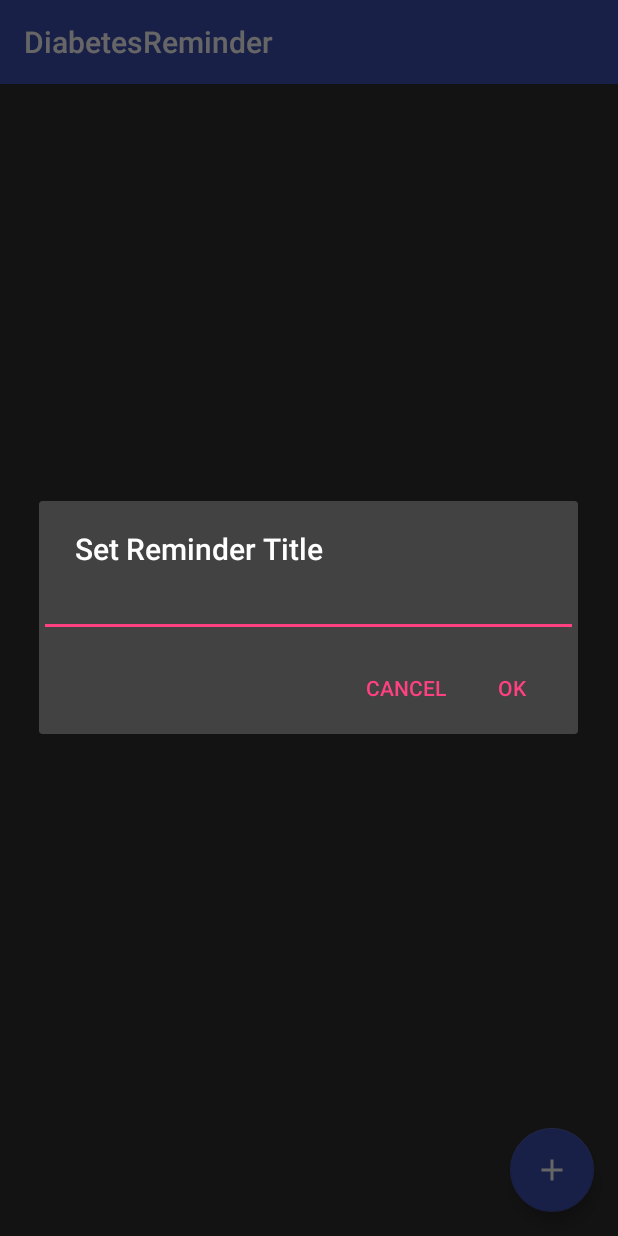
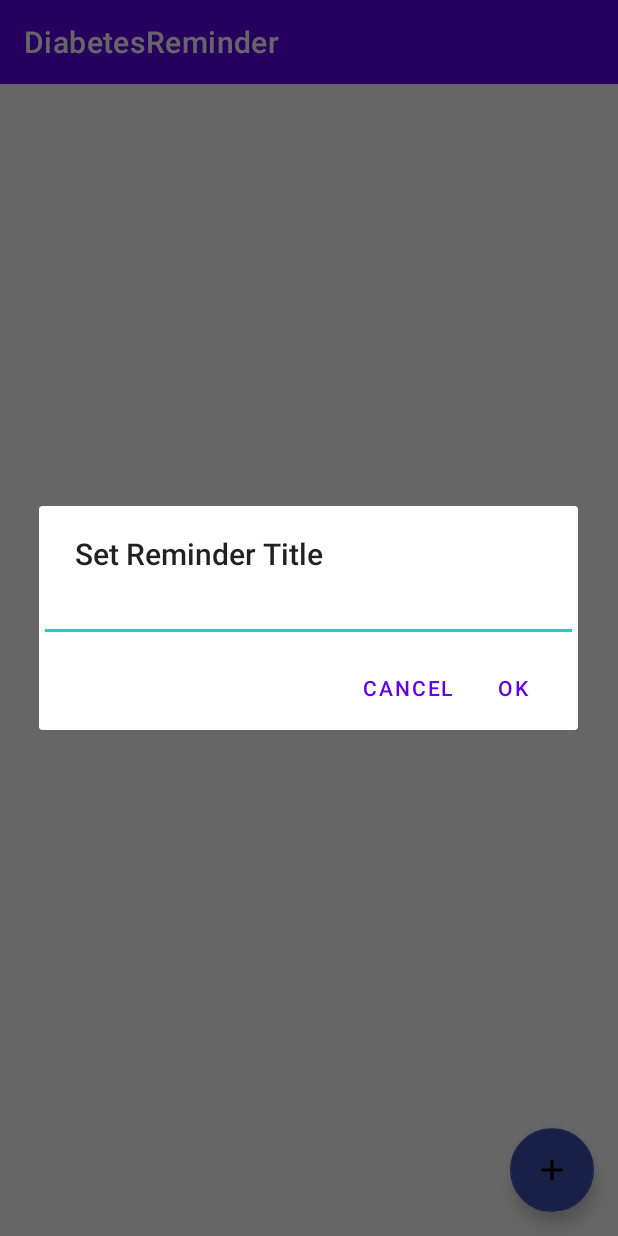
Before and after one commit to JAICHANGPARK/Diabetes_Reminder, an Android app: the screen it shows after launch (HomeActivity), after a tap on an icon or button, on a phone screen of 412 x 824 dp. Run offline under Robolectric (Android 15) with nearby library versions, the phone set to English and light mode, and no system bars; libraries missing offline, so code that uses them is left out: com.amulyakhare.textdrawable; 1 statement that could not run was skipped.

Commit message:
app theme changed

```diff
--- a/app/src/main/AndroidManifest.xml
+++ b/app/src/main/AndroidManifest.xml
@@ -15,7 +15,7 @@
         android:theme="@style/AppTheme">
 
         <activity android:name=".HomeActivity"
-            android:theme="@style/AppTheme2">
+            android:theme="@style/HomeTheme">
             <intent-filter>
                 <action android:name="android.intent.action.MAIN" />
 
--- a/app/src/main/java/com/dreamwalker/diabetesreminder/HomeActivity.java
+++ b/app/src/main/java/com/dreamwalker/diabetesreminder/HomeActivity.java
@@ -19,6 +19,7 @@ import android.text.InputType;
 import android.view.View;
 import android.widget.AdapterView;
 import android.widget.EditText;
+import android.widget.LinearLayout;
 import android.widget.ListView;
 import android.widget.TextView;
 import android.widget.Toast;
@@ -131,11 +132,16 @@ public class HomeActivity extends AppCompatActivity implements LoaderManager.Loa
 
     public void addReminderTitle(){
 
+
         AlertDialog.Builder builder = new AlertDialog.Builder(this);
         builder.setTitle("Set Reminder Title");
 
         final EditText input = new EditText(this);
         input.setInputType(InputType.TYPE_CLASS_TEXT);
+        LinearLayout.LayoutParams lp = new LinearLayout.LayoutParams(LinearLayout.LayoutParams.WRAP_CONTENT, LinearLayout.LayoutParams.WRAP_CONTENT);
+        lp.setMargins(16, 8, 16, 8);
+        input.setLayoutParams(lp);
+
         builder.setView(input);
 
         builder.setPositiveButton("OK", new DialogInterface.OnClickListener() {
@@ -170,6 +176,7 @@ public class HomeActivity extends AppCompatActivity implements LoaderManager.Loa
             }
         });
 
+
         builder.show();
     }
 
--- a/app/src/main/res/layout/activity_home.xml
+++ b/app/src/main/res/layout/activity_home.xml
@@ -16,7 +16,6 @@
         app:contentInsetStart="16dp"
         app:theme="@style/ThemeOverlay.AppCompat.Dark.ActionBar"
         android:background="?attr/colorPrimary" />
-
 
     <TextView
         android:id="@+id/reminderText"
--- a/app/src/main/res/values/styles.xml
+++ b/app/src/main/res/values/styles.xml
@@ -17,8 +17,12 @@
         <item name="actionBarPopupTheme">@style/ThemeOverlay.AppCompat</item>
         <item name="android:windowNoTitle">true</item>
         <item name="windowActionModeOverlay">true</item>
+
+    </style>
+
+    <style name="HomeTheme" parent="Theme.MaterialComponents.Light.NoActionBar">
+        <item name="viewInflaterClass">androidx.appcompat.app.AppCompatViewInflater</item>
     </style>
 
 
-
 </resources>
```
